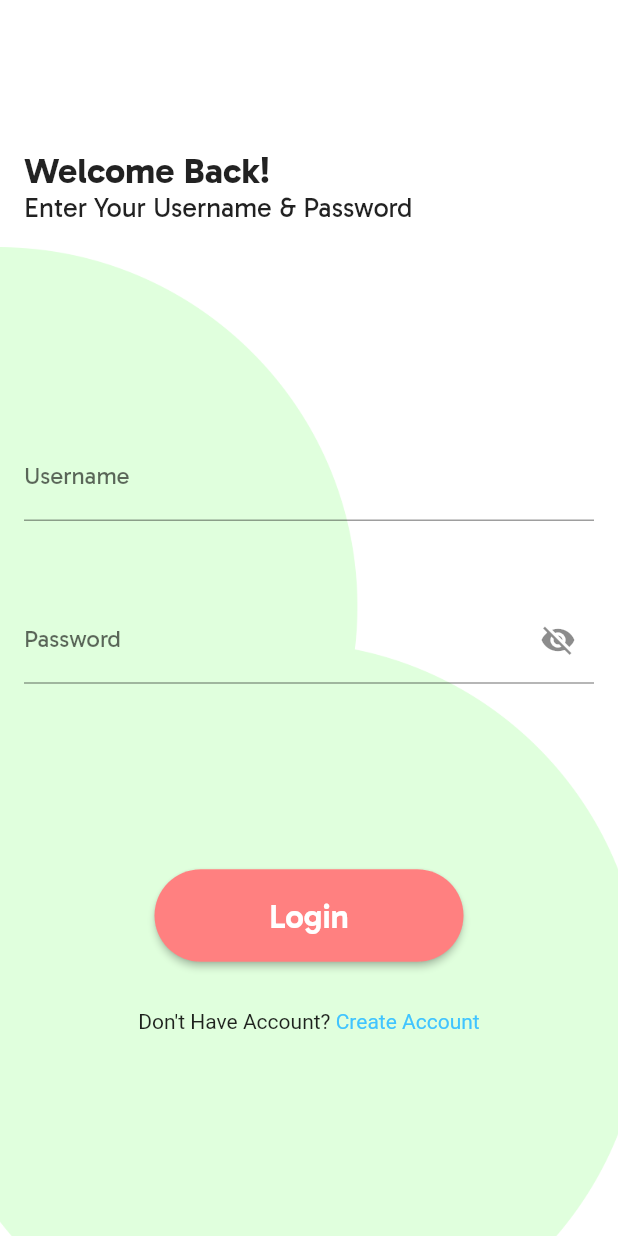
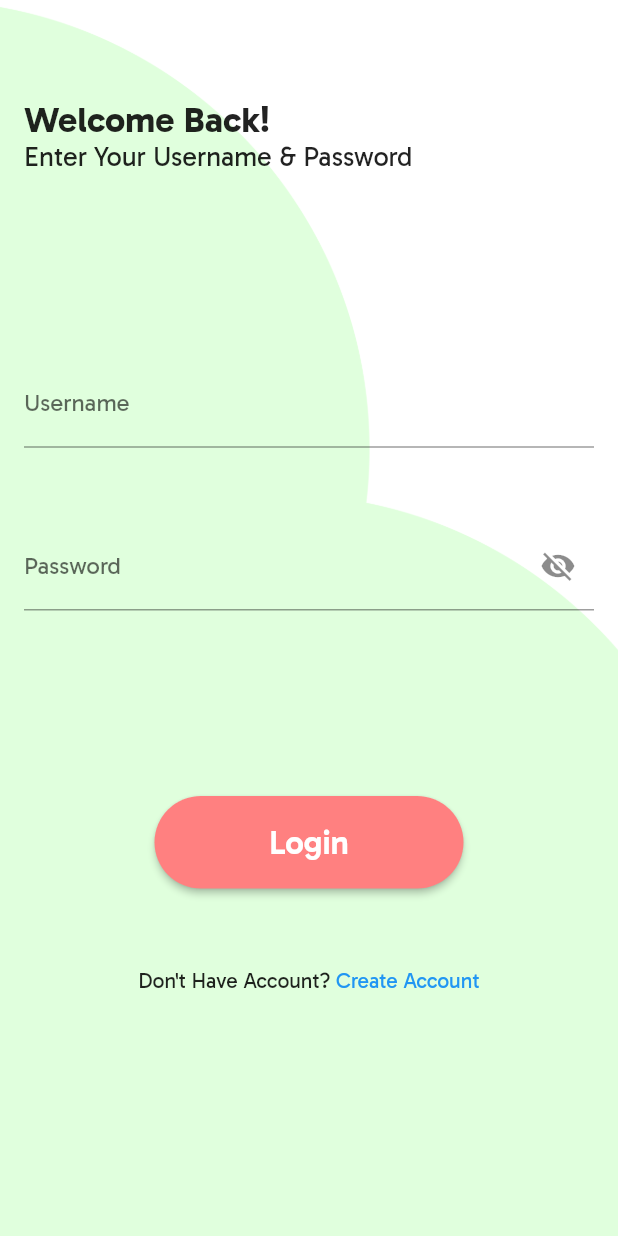
Before and after one commit to nugrohobayu/todolist-apps-flutter, a Flutter app: the screen it shows after launch, on a phone screen of 412 x 824 dp. Run offline on Flutter 3.47's test engine with Material 2 defaults, Android fonts, the phone set to English and light mode, and no system bars.

Commit message:
fix: overflow page

```diff
--- a/lib/views/login_view.dart
+++ b/lib/views/login_view.dart
@@ -1,4 +1,3 @@
-import 'package:flutter/gestures.dart';
 import 'package:flutter/material.dart';
 import 'package:todolist_apps/components/c_button.dart';
 import 'package:todolist_apps/components/c_text_field.dart';
@@ -34,19 +33,27 @@ class _LoginViewState extends State<LoginView> {
     var mediaQuery = MediaQuery.of(context);
 
     return Scaffold(
-      body: SingleChildScrollView(
-        child: Column(
-          crossAxisAlignment: CrossAxisAlignment.start,
-          mainAxisAlignment: MainAxisAlignment.end,
+      body: Stack(
         children: [
-            Container(
-              padding: EdgeInsets.symmetric(horizontal: 16),
-              height: mediaQuery.size.height * 0.2,
+          SizedBox(
+              width: mediaQuery.size.width,
+              height: mediaQuery.size.height,
+              child: Image.asset(
+                'assets/images/bg-login.png',
+                fit: BoxFit.cover,
+              )),
+          SingleChildScrollView(
+            child: Container(
+              padding: const EdgeInsets.only(
+                left: 16,
+                right: 16,
+                top: 32,
+              ),
               child: Column(
                 crossAxisAlignment: CrossAxisAlignment.start,
                 children: [
                   SizedBox(
-                    height: mediaQuery.size.height * 0.12,
+                    height: mediaQuery.size.height * 0.04,
                   ),
                   const Text(
                     "Welcome Back!",
@@ -62,31 +69,13 @@ class _LoginViewState extends State<LoginView> {
                       fontSize: 18,
                     ),
                   ),
-                ],
-              ),
-            ),
-            Stack(
-              children: [
-                SizedBox(
-                    width: mediaQuery.size.width,
-                    height: mediaQuery.size.height * 0.8,
-                    child: Image.asset(
-                      'assets/images/bg-login.png',
-                      fit: BoxFit.cover,
-                    )),
-                Padding(
-                  padding: const EdgeInsets.symmetric(horizontal: 16.0),
-                  child: Column(
-                    crossAxisAlignment: CrossAxisAlignment.start,
-                    children: [
                   SizedBox(
                     height: mediaQuery.size.height * 0.15,
                   ),
                   CTextField(
                     name: "Username",
                     ctrl: ctrlUsername,
-                        validator:
-                            isValidate ? 'Username Can\'t Be Empty' : null,
+                    validator: isValidate ? 'Username Can\'t Be Empty' : null,
                   ),
                   SizedBox(
                     height: mediaQuery.size.height * 0.06,
@@ -95,8 +84,7 @@ class _LoginViewState extends State<LoginView> {
                     name: "Password",
                     ctrl: ctrlPassword,
                     obscureText: showPassword,
-                        validator:
-                            isValidate ? 'Password Can\'t Be Empty' : null,
+                    validator: isValidate ? 'Password Can\'t Be Empty' : null,
                     suffixIcon: GestureDetector(
                       onTap: () {
                         setState(() {
@@ -104,9 +92,7 @@ class _LoginViewState extends State<LoginView> {
                         });
                       },
                       child: Icon(
-                            showPassword
-                                ? Icons.visibility_off
-                                : Icons.visibility,
+                        showPassword ? Icons.visibility_off : Icons.visibility,
                       ),
                     ),
                   ),
@@ -132,30 +118,25 @@ class _LoginViewState extends State<LoginView> {
                       });
                     },
                   )),
-                      Center(
-                        child: Container(
-                          height: mediaQuery.size.height * 0.2,
-                          padding: const EdgeInsets.symmetric(vertical: 32),
-                          child: RichText(
-                              text: TextSpan(
-                                  text: "Don't Have Account? ",
-                                  style: const TextStyle(
-                                    color: Colors.black87,
-                                  ),
+                  SizedBox(
+                    height: mediaQuery.size.height * 0.15,
+                    child: Row(
+                      mainAxisAlignment: MainAxisAlignment.center,
                       children: [
-                                TextSpan(
-                                    text: "Create Account",
-                                    style: const TextStyle(
-                                      color: Colors.lightBlueAccent,
-                                    ),
-                                    recognizer: TapGestureRecognizer()
-                                      ..onTap = () => Navigator.push(
+                        const Text("Don't Have Account? "),
+                        GestureDetector(
+                          onTap: () {
+                            Navigator.push(
                                 context,
                                 MaterialPageRoute(
-                                            builder: (context) =>
-                                                RegisterView(),
-                                          )))
-                              ])),
+                                  builder: (context) => const RegisterView(),
+                                ));
+                          },
+                          child: const Text(
+                            "Create Account",
+                            style: TextStyle(
+                              color: Colors.blue,
+                            ),
                           ),
                         )
                       ],
@@ -163,8 +144,9 @@ class _LoginViewState extends State<LoginView> {
                   )
                 ],
               ),
+            ),
+          )
         ],
-        ),
       ),
     );
   }
--- a/lib/views/todo_view.dart
+++ b/lib/views/todo_view.dart
@@ -71,6 +71,7 @@ class _TodoViewState extends State<TodoView> {
                 padding: const EdgeInsets.only(
                   top: 16,
                 ),
+                child: SingleChildScrollView(
                   child: Column(
                     children: [
                       const Text("Add your to do list"),
@@ -84,7 +85,7 @@ class _TodoViewState extends State<TodoView> {
                         name: 'Detail',
                         ctrl: ctrlDetail,
                       ),
-                    SizedBox(height: mediaQuery.size.height * 0.05),
+                      SizedBox(height: mediaQuery.size.height * 0.08),
                       CButton(
                         name: 'Create',
                         onPressed: () {
@@ -97,6 +98,7 @@ class _TodoViewState extends State<TodoView> {
                         },
                       )
                     ],
+                  ),
                 ),
               ),
             ),
```
Lines whose indentation alone changed are shown as unchanged.
